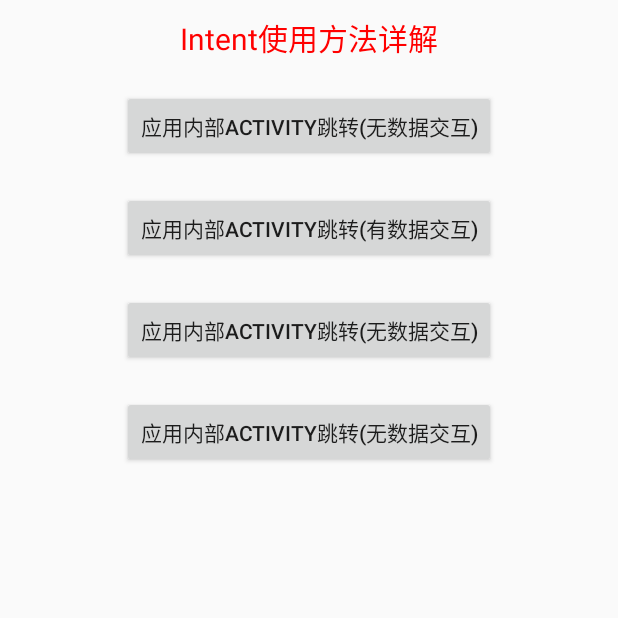
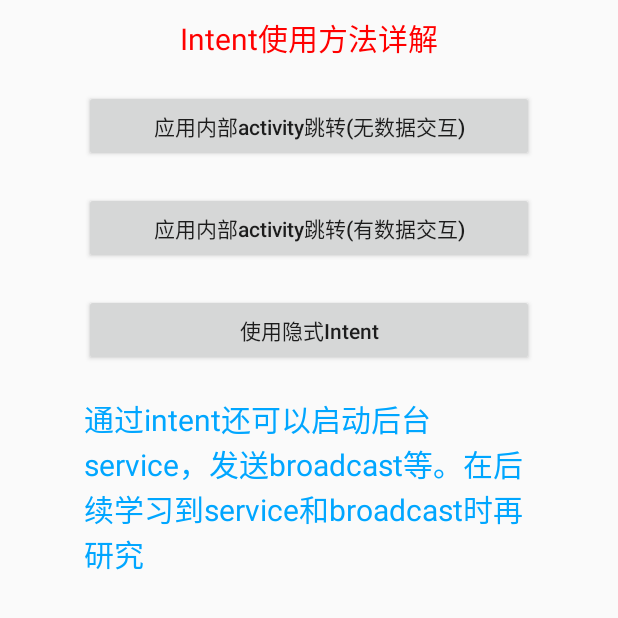
Before and after one commit to shitou208/Android_learning, an Android app: the screen it shows after launch (MainActivity), on a phone screen of 412 x 824 dp, the top half of it. Run offline under Robolectric (Android 15) with nearby library versions, the phone set to English and light mode, and no system bars.

Commit message:
Intent使用详解

```diff
--- a/Intent/app/src/main/java/com/shitou_studio/intent_learning/MainActivity.java
+++ b/Intent/app/src/main/java/com/shitou_studio/intent_learning/MainActivity.java
@@ -21,6 +21,7 @@ public class MainActivity extends AppCompatActivity {
         setContentView(R.layout.activity_main);
         Button button1=(Button)findViewById(R.id.button1);
         Button button2=(Button)findViewById(R.id.button2);
+        Button button3=(Button)findViewById(R.id.button3);
         button1.setOnClickListener(new View.OnClickListener() {
             @Override
             public void onClick(View v) {
@@ -39,6 +40,13 @@ public class MainActivity extends AppCompatActivity {
                                                                   //这样不仅可以“发”数据，还可以"收"数据。1是requestCode，最后在进行收数据时用来区分是从哪个activity返回的
             }
         });
+        button3.setOnClickListener(new View.OnClickListener() {
+            @Override
+            public void onClick(View v) {
+                Intent intent3=new Intent(MainActivity.this,com.shitou_studio.intent_learning.ThreeActivity.class);//为intent添加执行意图
+                startActivity(intent3);
+            }
+        });
     }
 
     @Override
--- a/Intent/app/src/main/res/layout/activity_main.xml
+++ b/Intent/app/src/main/res/layout/activity_main.xml
@@ -13,37 +13,43 @@
         android:textSize="20sp"
         android:textColor="#ff0000"
         android:layout_marginTop="10dp"
+        android:textAllCaps="false"
         />
     <Button
-        android:layout_width="wrap_content"
+        android:layout_width="300dp"
         android:layout_height="wrap_content"
         android:id="@+id/button1"
         android:text="应用内部activity跳转(无数据交互)"
         android:layout_gravity="center_horizontal"
         android:layout_marginTop="20dp"
+        android:textAllCaps="false"
         />
     <Button
-        android:layout_width="wrap_content"
+        android:layout_width="300dp"
         android:layout_height="wrap_content"
         android:id="@+id/button2"
         android:text="应用内部activity跳转(有数据交互)"
         android:layout_gravity="center_horizontal"
         android:layout_marginTop="20dp"
+        android:textAllCaps="false"
         />
     <Button
-        android:layout_width="wrap_content"
+        android:layout_width="300dp"
         android:layout_height="wrap_content"
         android:id="@+id/button3"
-        android:text="应用内部activity跳转(无数据交互)"
+        android:text="使用隐式Intent"
         android:layout_gravity="center_horizontal"
         android:layout_marginTop="20dp"
+        android:textAllCaps="false"
         />
-    <Button
-        android:layout_width="wrap_content"
+    <TextView
+        android:layout_width="300dp"
         android:layout_height="wrap_content"
-        android:id="@+id/button4"
-        android:text="应用内部activity跳转(无数据交互)"
         android:layout_gravity="center_horizontal"
+        android:text="通过intent还可以启动后台service，发送broadcast等。在后续学习到service和broadcast时再研究"
+        android:textSize="20sp"
+        android:textColor="#00a6ff"
         android:layout_marginTop="20dp"
+        android:textAllCaps="false"
         />
 </LinearLayout>
```
Also changed, not shown: Intent/app/src/main/AndroidManifest.xml (+6 -3 lines), Intent/app/src/main/java/com/shitou_studio/intent_learning/ThreeActivity.java (added, +43 -0 lines), Intent/app/src/main/res/layout/activity_three.xml (added, +75 -0 lines).
